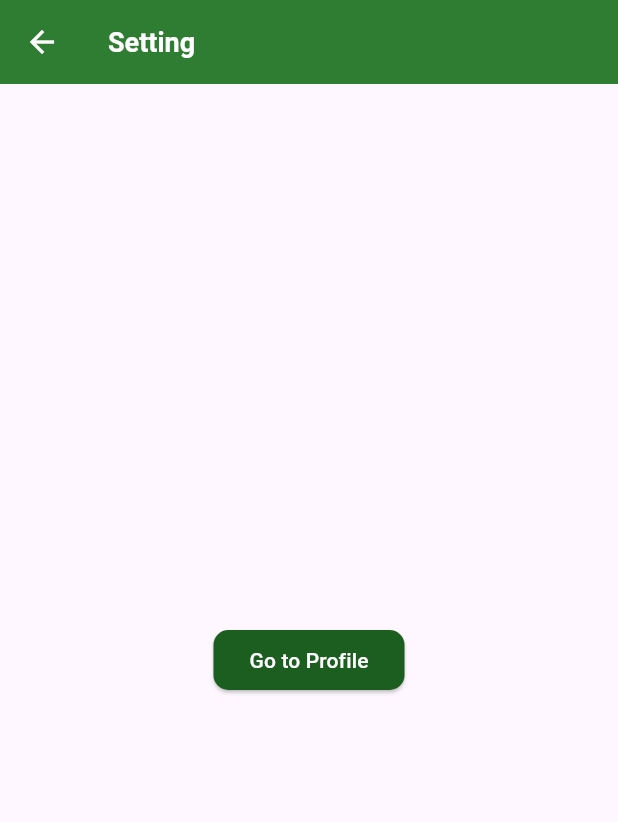
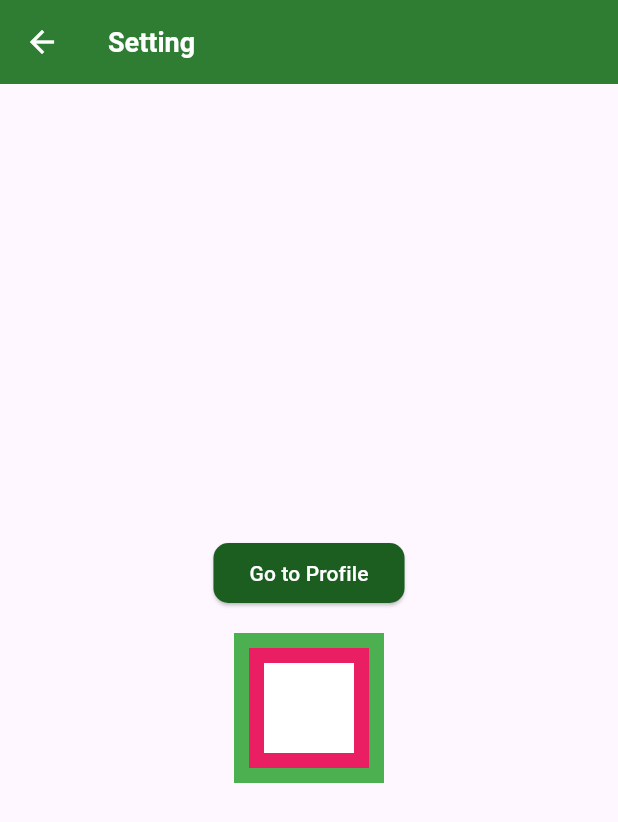
Before and after one commit to Zahirul064/live_class_project, a Flutter app: the Setting screen opened directly, on a phone screen of 412 x 824 dp. Shown: the top 822 px of the screen. Run offline on Flutter 3.47's test engine with Material 3 defaults, Android fonts, the phone set to English and light mode, and no system bars.

Commit message:
new updated

```diff
--- a/lib/main.dart
+++ b/lib/main.dart
@@ -219,6 +219,29 @@ class Setting extends StatelessWidget {
                   );
                 },
                 child: Text('Go to Profile')),
+            SizedBox(
+              height: 16,
+            ),
+            Stack(
+              alignment: Alignment.center,
+              children: [
+                Container(
+                  width: 100,
+                  height: 100,
+                  color: Colors.green,
+                ),
+                Container(
+                  width: 80,
+                  height: 80,
+                  color: Colors.pink,
+                ),
+                Container(
+                  width: 60,
+                  height: 60,
+                  color: Colors.white,
+                ),
+              ],
+            ),
           ],
         ),
       ),
```
